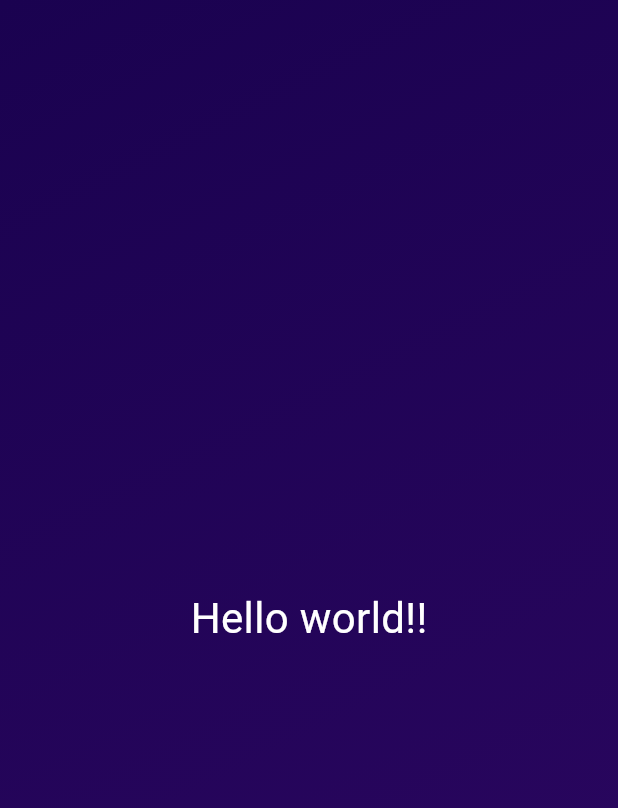
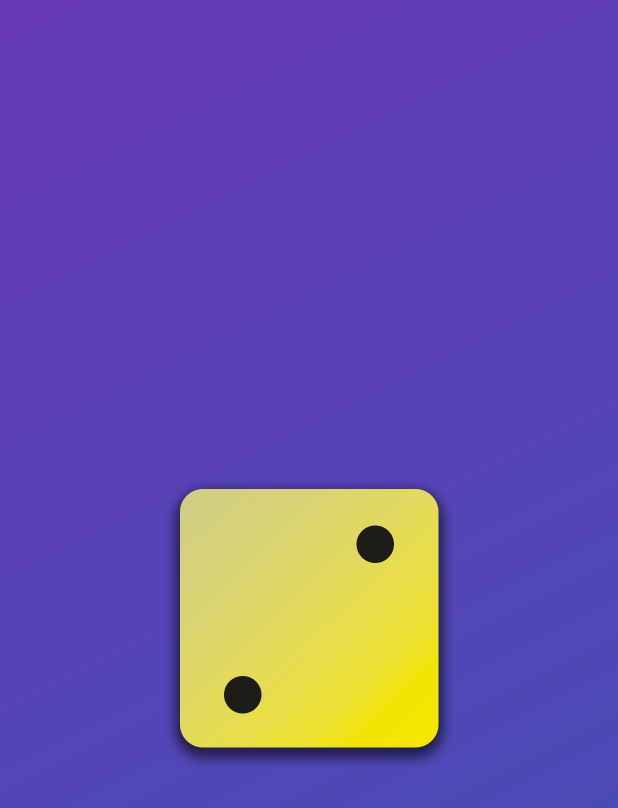
Before and after one commit to Satoshi-Sh/dice-roll, a Flutter app: the screen it shows after launch, on a phone screen of 412 x 824 dp. Shown: the top 808 px of the screen. Run offline on Flutter 3.47's test engine with Material 3 defaults, Android fonts, the phone set to English and light mode, and no system bars.

Commit message:
Finished up to 47

```diff
--- a/lib/gradient_container.dart
+++ b/lib/gradient_container.dart
@@ -6,7 +6,12 @@ const endAlignment = Alignment.bottomRight;
 
 class GradientContainer extends StatelessWidget {
   const GradientContainer({super.key, required this.colors});
+
+  const GradientContainer.purple({super.key})
+    : colors = const [Colors.deepPurple, Colors.indigo];
+
   final List<Color> colors;
+
   @override
   Widget build(context) {
     return Container(
@@ -17,8 +22,11 @@ class GradientContainer extends StatelessWidget {
           colors: colors,
         ),
       ),
-      child: const Center(
-        child: StyledText('Hello world!!'),
+      child: Center(
+        child: Image.asset(
+          'assets/images/dice-2.png',
+          width: 200,
+        ),
       ),
     );
   }
```
Also changed, not shown: lib/main.dart (+1 -6 lines), pubspec.yaml (+7 -3 lines), assets/images/dice-1.png (added), assets/images/dice-2.png (added), assets/images/dice-3.png (added), assets/images/dice-4.png (added), assets/images/dice-5.png (added), assets/images/dice-6.png (added).
